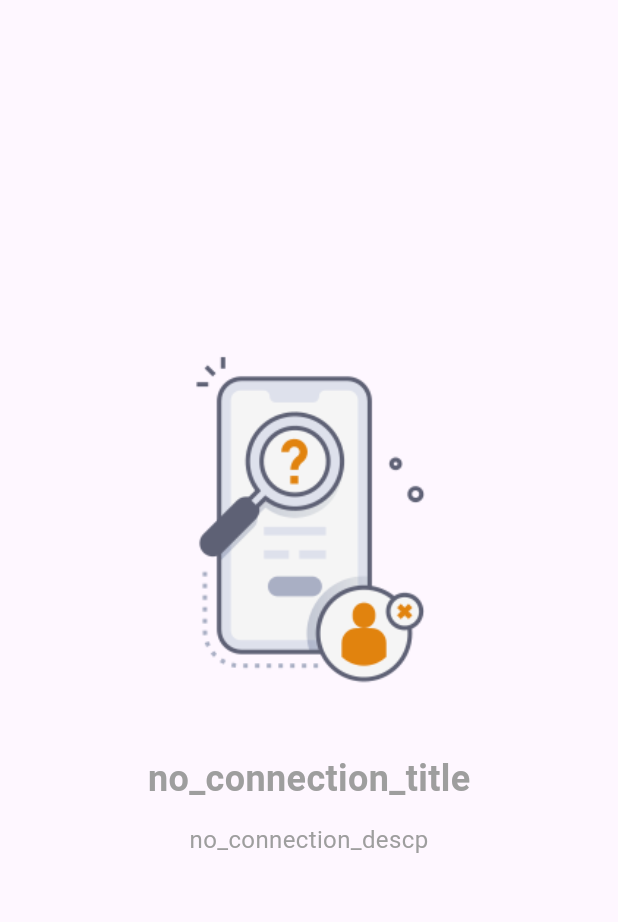
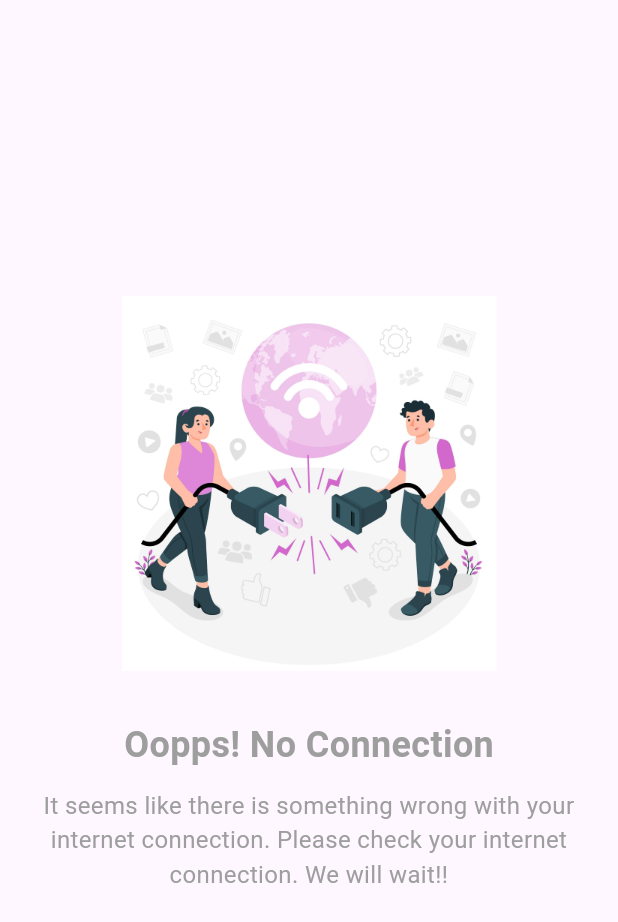
Before and after one commit to SncOne/purple-pink-chat, a Flutter app: the NoConnectionPage screen opened directly, on a phone screen of 412 x 824 dp. Shown: the top 922 px of the screen. Run offline on Flutter 3.47's test engine with Material 3 defaults, Android fonts, the phone set to English and light mode, and no system bars; our stand-ins replace animated_notch_bottom_bar, auto_route, cached_network_image, chips_choice, cloud_firestore, connectivity_plus and 30 more; missing offline and left inert: dart_firebase_admin, flutter_firebase_chat_core, flutter_sound, google_mlkit_face_detection, purchases_flutter; accounts and stored records are empty; generated files the repository leaves out were written again.

Commit message:
added no connection and stuff

```diff
--- a/lib/core/providers/connectivity_provider.dart
+++ b/lib/core/providers/connectivity_provider.dart
@@ -37,6 +37,6 @@ class ConnectivityService extends StateNotifier<ConnectivityResult> {
   void whenConnectionComeBack() {
     Print.error('Connection came back');
     final router = AutoRouter.of(appRouter.navigatorKey.currentContext!);
-    router.canPop();
+    router.maybePop();
   }
 }
--- a/lib/ui/pages/profile/profileDetails/profile_details_page.dart
+++ b/lib/ui/pages/profile/profileDetails/profile_details_page.dart
@@ -2,6 +2,7 @@ import 'package:auto_route/auto_route.dart';
 import 'package:catt_catt/core/models/user.dart';
 import 'package:catt_catt/core/providers/providers.dart';
 import 'package:catt_catt/core/services/matching_service.dart';
+import 'package:catt_catt/ui/pages/chat/chat_provider.dart';
 import 'package:catt_catt/ui/shared/widgets/async_widget.dart';
 import 'package:catt_catt/ui/shared/widgets/custom_image.dart';
 import 'package:catt_catt/ui/shared/widgets/image_viewer.dart';
@@ -203,6 +204,7 @@ class ProfileDetailsPage extends HookConsumerWidget {
               );
 
               if (context.mounted) {
+                ref.read(selectedRoomProvider.notifier).setRoom(room);
                 context.router.push(ChatRoute(roomId: room.id));
               }
             } else {
--- a/lib/ui/shared/pages/no_connection/no_connection_page.dart
+++ b/lib/ui/shared/pages/no_connection/no_connection_page.dart
@@ -1,6 +1,7 @@
 import 'package:auto_route/auto_route.dart';
 import 'package:catt_catt/ui/shared/widgets/empty_widget.dart';
 import 'package:catt_catt/utils/assets.dart';
+import 'package:catt_catt/utils/lang/strings.g.dart';
 import 'package:flutter/material.dart';
 
 @RoutePage()
@@ -12,9 +13,9 @@ class NoConnectionPage extends StatelessWidget {
     return Scaffold(
       body: Center(
         child: Empty.dialog(
-          image: R.icons.notFound,
-          title: 'no_connection_title',
-          desc: 'no_connection_descp',
+          image: R.images.noConnection,
+          title: t.noConnectionTitle,
+          desc: t.noConnectionDescription,
         ),
       ),
     );
--- a/lib/ui/shared/pages/not_found/not_found_page.dart
+++ b/lib/ui/shared/pages/not_found/not_found_page.dart
@@ -1,6 +1,7 @@
 import 'package:auto_route/auto_route.dart';
 import 'package:catt_catt/ui/shared/widgets/empty_widget.dart';
 import 'package:catt_catt/utils/assets.dart';
+import 'package:catt_catt/utils/lang/strings.g.dart';
 import 'package:flutter/material.dart';
 
 @RoutePage()
@@ -13,8 +14,8 @@ class NotFoundPage extends StatelessWidget {
       body: Center(
         child: Empty.dialog(
           image: R.icons.notFound,
-          title: 'not_found_title',
-          desc: 'not_found_descp',
+          title: t.notFoundTitle,
+          desc: t.notFoundDescription,
         ),
       ),
     );
--- a/lib/ui/shared/widgets/profile_card.dart
+++ b/lib/ui/shared/widgets/profile_card.dart
@@ -20,7 +20,7 @@ class ProfileCard extends ConsumerWidget {
           children: [
             CustomImage.network(
               user.profileImages.first,
-              height: MediaQuery.sizeOf(context).height / 1.5,
+              height: MediaQuery.sizeOf(context).height / 1.52,
               width: 500,
               memCacheHeight: MediaQuery.sizeOf(context).height.toInt(),
               borderRadius: S.borderRadius.radius12,
--- a/lib/ui/shared/widgets/profile_cards.dart
+++ b/lib/ui/shared/widgets/profile_cards.dart
@@ -35,7 +35,7 @@ class ProfileCards extends HookConsumerWidget {
             ),
             padding: S.edgeInsets.all20,
             margin: S.edgeInsets.all20,
-            height: MediaQuery.sizeOf(context).height / 1.5,
+            height: MediaQuery.sizeOf(context).height / 1.52,
             alignment: Alignment.center,
             child: Text(
               t.noProfile,
@@ -87,7 +87,7 @@ class ProfileCards extends HookConsumerWidget {
                 ),
                 padding: S.edgeInsets.all20,
                 margin: S.edgeInsets.all20,
-                height: MediaQuery.sizeOf(context).height / 1.5,
+                height: MediaQuery.sizeOf(context).height / 1.52,
                 alignment: Alignment.center,
                 child: Text(
                   t.noDataAvailable,
--- a/lib/utils/app_router.dart
+++ b/lib/utils/app_router.dart
@@ -54,6 +54,8 @@ class AppRouter extends _$AppRouter {
         AutoRoute(page: OnboardingRoute.page),
         AutoRoute(page: ChatRoute.page),
         AutoRoute(page: ProfileDetailsRoute.page),
+        AutoRoute(page: NotFoundRoute.page),
+        AutoRoute(page: NoConnectionRoute.page),
       ];
 }
 
--- a/lib/utils/assets.dart
+++ b/lib/utils/assets.dart
@@ -34,6 +34,7 @@ class _Images {
   final logo = '$path/logo.png';
   final welcomePhoto1 = '$path/welcome_photo_1.png';
   final welcomePhoto2 = '$path/welcome_photo_2.png';
+  final noConnection = '$path/no-connection.jpg';
   final welcomePhoto3 = '$path/welcome_photo_3.png';
   final welcomePhoto4 = '$path/welcome_photo_4.png';
   final logoSquare = '$path/logo_square.png';
--- a/lib/utils/lang/lang_en.i18n.json
+++ b/lib/utils/lang/lang_en.i18n.json
@@ -162,5 +162,9 @@
   "apply": "Apply",
   "everyone": "Everyone",
   "age": "Age",
-  "startTexting": "Nothing to show here yet.Start a new conversation"
+  "startTexting": "Nothing to show here yet.Start a new conversation",
+  "noConnectionTitle": "Oopps! No Connection",
+  "noConnectionDescription": "It seems like there is something wrong with your internet connection. Please check your internet connection. We will wait!!",
+  "notFoundTitle": "Page Not Found",
+  "notFoundDescription": "Sorry, we couldn't find the page you were looking for. Please check the URL or go back to the homepage."
 }
--- a/lib/utils/lang/lang_tr.i18n.json
+++ b/lib/utils/lang/lang_tr.i18n.json
@@ -162,5 +162,9 @@
   "apply": "Onayla",
   "everyone": "Herkes",
   "age": "Yaş",
-  "startTexting": "Burada gösterecek bir şey yok. Yeni bir sohbet başlatın."
+  "startTexting": "Burada gösterecek bir şey yok. Yeni bir sohbet başlatın.",
+  "noConnectionTitle": "Oops! Bağlantı Yok",
+  "noConnectionDescription": "İnternet bağlantınızda bir sorun var gibi görünüyor. Lütfen internet bağlantınızı kontrol edin. Biz bekliyor olacağız!!",
+  "notFoundTitle": "Sayfa Bulunamadı",
+  "notFoundDescription": "Üzgünüz, aradığınız sayfayı bulamadık. Lütfen URL'yi kontrol edin veya ana sayfaya geri dönün."
 }
```
Also changed, not shown: assets/images/no-connection.jpg (added), lib/utils/lang/strings.g.dart.
